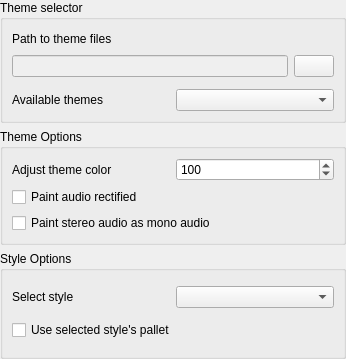
Old version of the form src/traverso/ui/ThemeConfigPage.ui in the repository ErwanLegrand/Traverso-DAW.
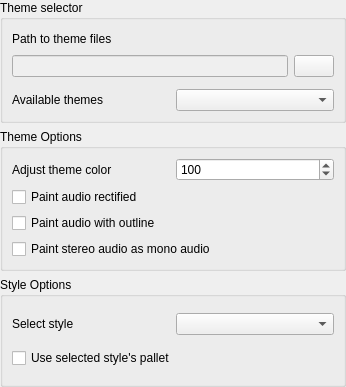
New version of the form.

Commit message: * added line based painting back, can be toggled on/off in config dialog CPU usage varies wildly, seems to be dependend on audioclip height. When audioclip height is not at the maximum, polygon and line based drawing seems equal in performance, but often line based is the big winner. Restart/recompile traverso: htop says yet something different. So it's up to the user which one to use: painting with lines or polygons.

```diff
--- a/src/traverso/ui/ThemeConfigPage.ui
+++ b/src/traverso/ui/ThemeConfigPage.ui
@@ -6,7 +6,7 @@
     <x>0</x>
     <y>0</y>
     <width>346</width>
-    <height>359</height>
+    <height>387</height>
    </rect>
   </property>
   <property name="windowTitle" >
@@ -206,6 +206,21 @@
         </property>
        </widget>
       </item>
+      <item>
+       <widget class="QCheckBox" name="paintAudioWithOutlineCheckBox" >
+        <property name="toolTip" >
+         <string>&lt;html>&lt;head>&lt;meta name="qrichtext" content="1" />&lt;style type="text/css">
+p, li { white-space: pre-wrap; }
+&lt;/style>&lt;/head>&lt;body style=" font-family:'Sans Serif'; font-size:9pt; font-weight:400; font-style:normal; text-decoration:none;">
+&lt;p style=" margin-top:0px; margin-bottom:0px; margin-left:0px; margin-right:0px; -qt-block-indent:0; text-indent:0px;">Painting the waveform with an outline is more detailed, but requires more cpu.&lt;/p>
+&lt;p style="-qt-paragraph-type:empty; margin-top:0px; margin-bottom:0px; margin-left:0px; margin-right:0px; -qt-block-indent:0; text-indent:0px;">&lt;/p>
+&lt;p style=" margin-top:0px; margin-bottom:0px; margin-left:0px; margin-right:0px; -qt-block-indent:0; text-indent:0px;">If you experience slowness when painting many clips, or during animated scroll, unselect this option!&lt;/p>&lt;/body>&lt;/html></string>
+        </property>
+        <property name="text" >
+         <string>Paint audio with outline</string>
+        </property>
+       </widget>
+      </item>
       <item>
        <widget class="QCheckBox" name="mergedCheckBox" >
         <property name="text" >
```
